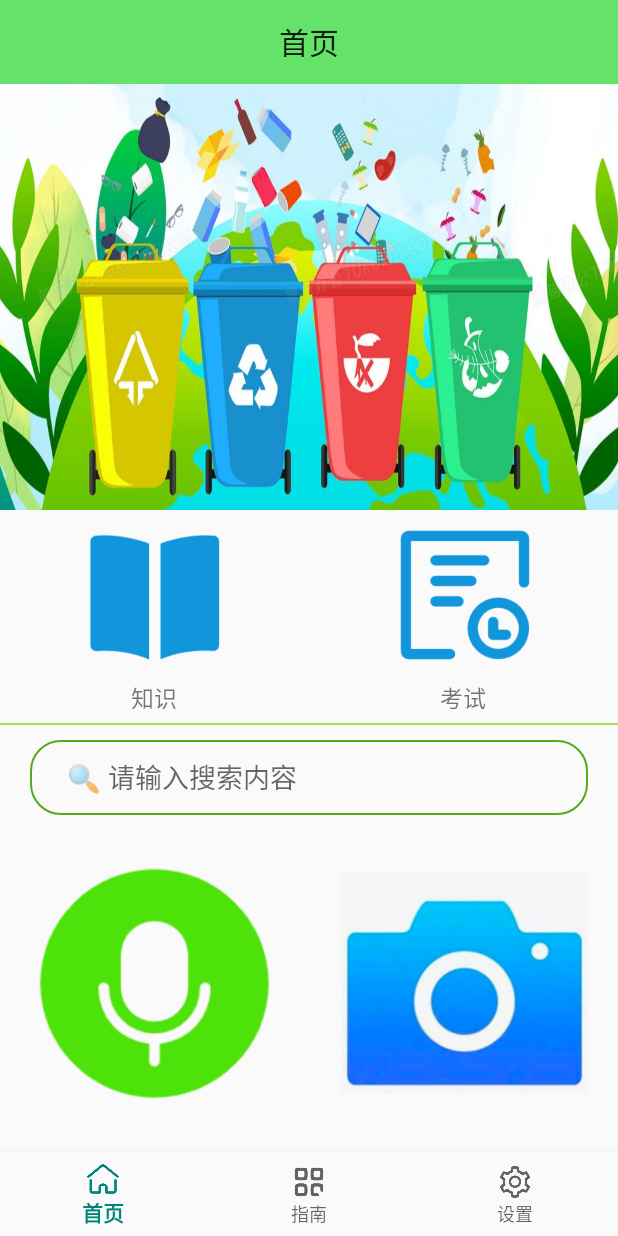
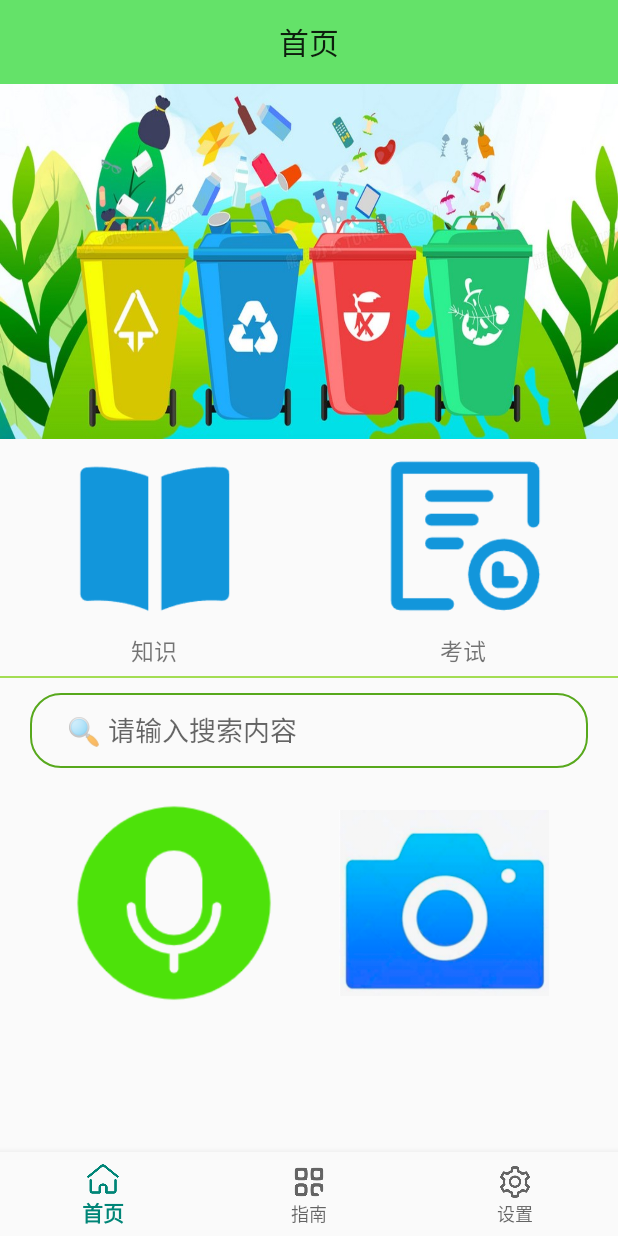
Before and after one commit to sccilu/Refuse, an Android app: the HomeFragment screen opened directly, with no data from a screen before it, on a phone screen of 412 x 824 dp. Run offline under Robolectric (Android 15) with nearby library versions, the phone set to English and light mode, and no system bars; libraries missing offline, so code that uses them is left out: org.litepal, org.litepal.crud; Roboto replaces fonts that are not available here; 3 statements that could not run were skipped.

Commit message:
优化主界面布局

```diff
--- a/app/src/main/res/layout/frag_home.xml
+++ b/app/src/main/res/layout/frag_home.xml
@@ -15,7 +15,7 @@
         android:id="@+id/home_image"
         android:layout_width="match_parent"
         android:layout_height="0dp"
-        android:layout_weight="2"
+        android:layout_weight="1.5"
         android:scaleType="fitXY"
         android:src="@drawable/home_image" />
 
@@ -103,9 +103,8 @@
 
             <ImageButton
                 android:id="@+id/recording_button"
-                android:layout_width="0dp"
-                android:layout_height="wrap_content"
-                android:layout_weight="1"
+                android:layout_width="180dp"
+                android:layout_height="180dp"
                 android:background="#00000000"
                 android:padding="20dp"
                 android:scaleType="fitCenter"
@@ -113,9 +112,8 @@
 
             <ImageButton
                 android:id="@+id/photograph_button"
-                android:layout_width="0dp"
-                android:layout_height="wrap_content"
-                android:layout_weight="1"
+                android:layout_width="180dp"
+                android:layout_height="180dp"
                 android:background="#00000000"
                 android:contentDescription="TODO"
                 android:padding="20dp"
```
